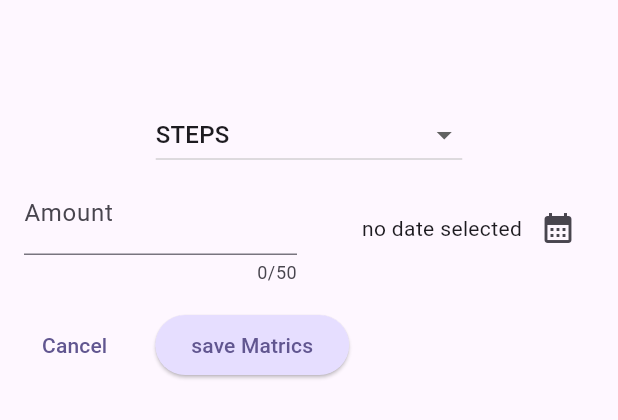
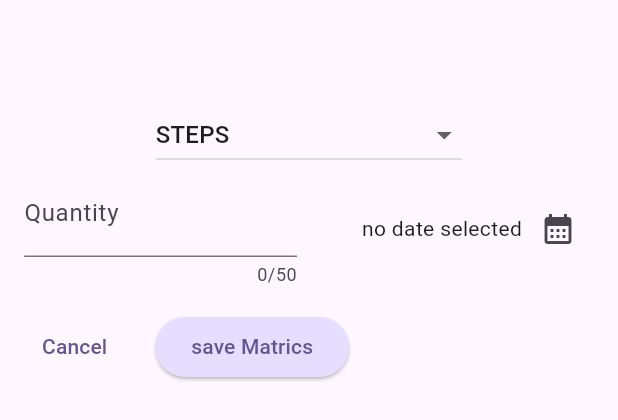
Before and after one commit to stanzealot/chart_app, a Flutter app: the NewMetric widget shown alone on an empty page, opened directly with empty values, on a phone screen of 412 x 824 dp. Shown: the top 420 px of the screen. Run offline on Flutter 3.47's test engine with Material 3 defaults, Android fonts, the phone set to English and light mode, and no system bars; our stand-ins replace shared_preferences; accounts and stored records are empty; network calls fail.

```diff
--- a/client/lib/widgets/new_metric.dart
+++ b/client/lib/widgets/new_metric.dart
@@ -181,9 +181,16 @@ class _NewMetricState extends State<NewMetric> {
                         controller: _amountController,
                         maxLength: 50,
                         keyboardType: TextInputType.number,
-                        decoration: const InputDecoration(
-                          prefixText: '\$ ',
-                          label: Text("Amount"),
+                        decoration: InputDecoration(
+                          prefixText: _selectedCategory == Category.steps
+                              ? ''
+                              : _selectedCategory == Category.waterIntake
+                                  ? '(ml)  '
+                                  : _selectedCategory ==
+                                          Category.calorieConsumption
+                                      ? '(kcal)  '
+                                      : '',
+                          label: Text("Quantity"),
                         ),
                       ),
                     ),
```
Also changed, not shown: client/lib/screens/home_screen.dart (+59 -1 lines), 3 other files.
